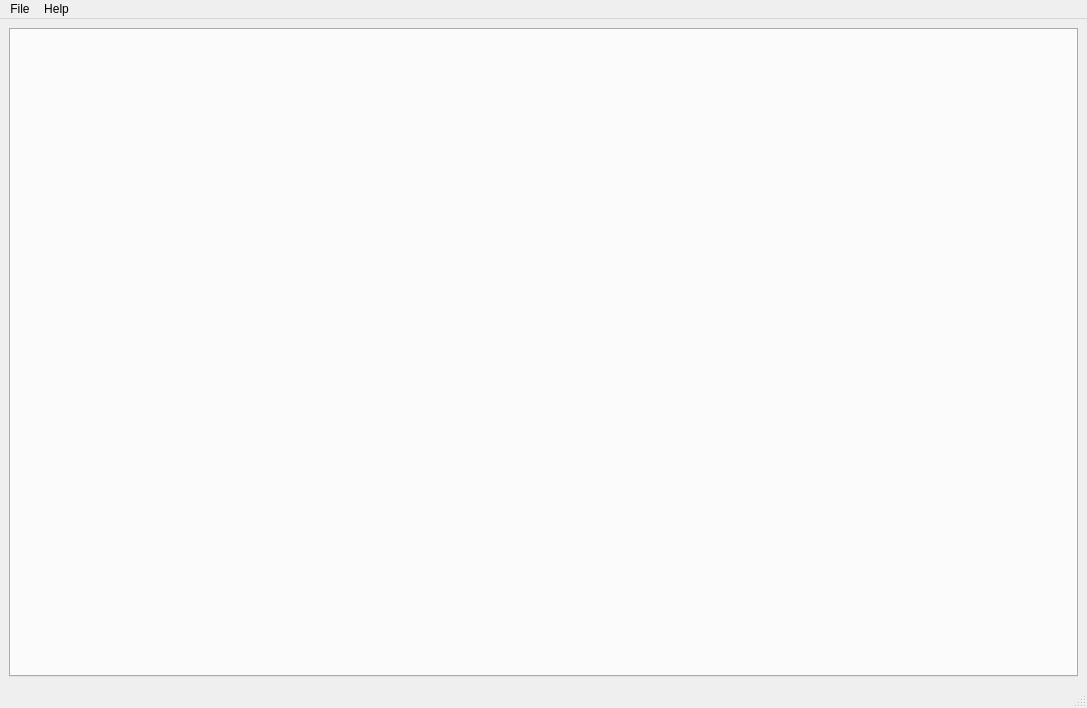
The window that src/gui/unvisualkode.ui (Lamplions123/UnvisualKode) describes before a commit, drawn with Qt 5.
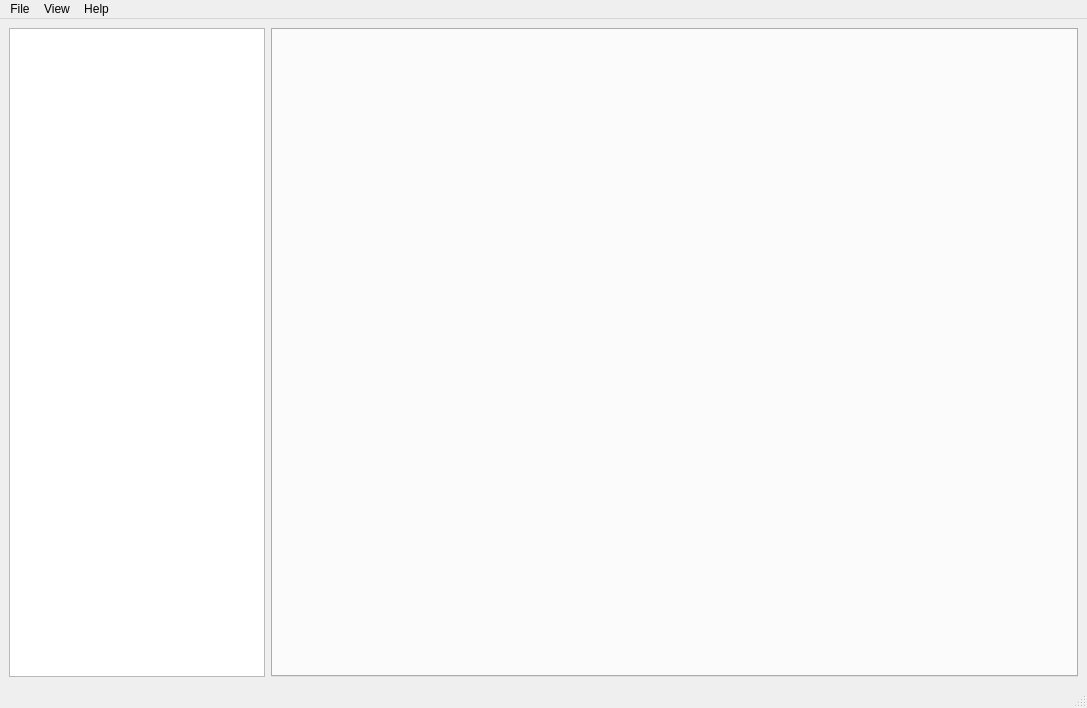
The same window after the commit.

Commit message: file tree (part 1/?)

Diff of the .ui file:
```diff
--- a/src/gui/unvisualkode.ui
+++ b/src/gui/unvisualkode.ui
@@ -13,15 +13,34 @@
   <property name="windowTitle">
    <string>UnvisualKode</string>
   </property>
+  <property name="autoFillBackground">
+   <bool>false</bool>
+  </property>
   <widget class="QWidget" name="centralwidget">
    <layout class="QGridLayout" name="gridLayout">
-    <item row="0" column="0">
+    <item row="1" column="1">
      <widget class="QTabWidget" name="tabWidget">
       <property name="currentIndex">
        <number>-1</number>
       </property>
      </widget>
     </item>
+    <item row="1" column="0">
+     <widget class="QTreeView" name="treeView">
+      <property name="enabled">
+       <bool>true</bool>
+      </property>
+      <property name="sizePolicy">
+       <sizepolicy hsizetype="Minimum" vsizetype="Expanding">
+        <horstretch>0</horstretch>
+        <verstretch>0</verstretch>
+       </sizepolicy>
+      </property>
+      <attribute name="headerVisible">
+       <bool>true</bool>
+      </attribute>
+     </widget>
+    </item>
    </layout>
   </widget>
   <widget class="QStatusBar" name="statusbar"/>
@@ -52,7 +71,14 @@
     <addaction name="actionSite"/>
     <addaction name="actionAbout"/>
    </widget>
+   <widget class="QMenu" name="menuView">
+    <property name="title">
+     <string>View</string>
+    </property>
+    <addaction name="actionFile_Tree"/>
+   </widget>
    <addaction name="menuFIle"/>
+   <addaction name="menuView"/>
    <addaction name="menuHelp"/>
   </widget>
   <action name="actionNew_file">
```
Left out of the diff: 105 changed lines with no effect on the pictures. The commit also changes 6 other files.
